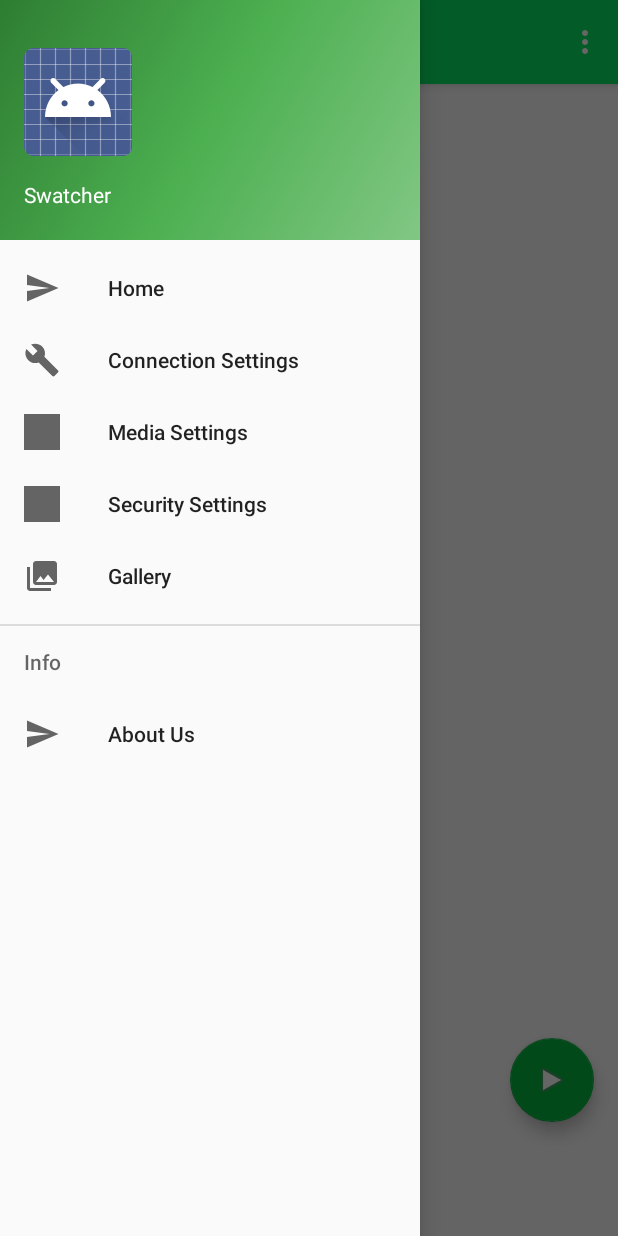
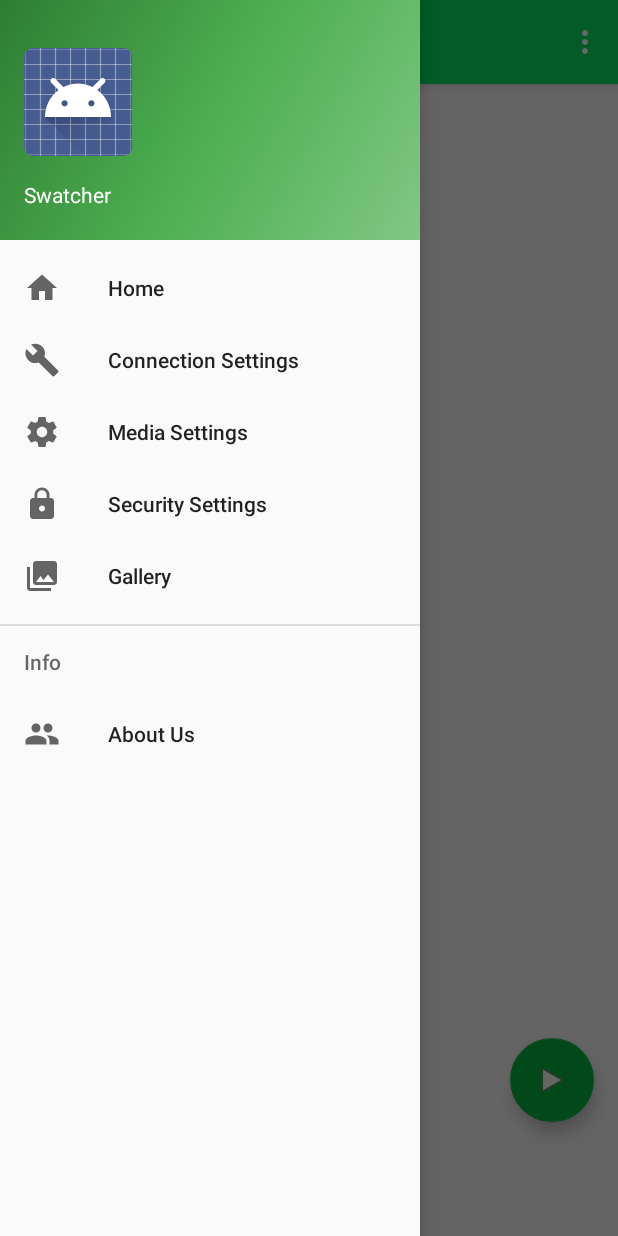
Before and after one commit to EnricoEmanuele/Swatcher, an Android app: the screen it shows after launch (MainActivity), with the side drawer open, on a phone screen of 412 x 824 dp. Run offline under Robolectric (Android 15) with nearby library versions, the phone set to English and light mode, and no system bars; 1 statement that could not run was skipped.

Commit message:
Change menu icons

```diff
--- a/app/src/main/res/drawable-v21/ic_menu_share.xml
+++ /dev/null
@@ -1,9 +0,0 @@
-<vector xmlns:android="http://schemas.android.com/apk/res/android"
-    android:width="24dp"
-    android:height="24dp"
-    android:viewportHeight="24.0"
-    android:viewportWidth="24.0">
-    <path
-        android:fillColor="#FF000000"
-        android:pathData="M18,16.08c-0.76,0 -1.44,0.3 -1.96,0.77L8.91,12.7c0.05,-0.23 0.09,-0.46 0.09,-0.7s-0.04,-0.47 -0.09,-0.7l7.05,-4.11c0.54,0.5 1.25,0.81 2.04,0.81 1.66,0 3,-1.34 3,-3s-1.34,-3 -3,-3 -3,1.34 -3,3c0,0.24 0.04,0.47 0.09,0.7L8.04,9.81C7.5,9.31 6.79,9 6,9c-1.66,0 -3,1.34 -3,3s1.34,3 3,3c0.79,0 1.5,-0.31 2.04,-0.81l7.12,4.16c-0.05,0.21 -0.08,0.43 -0.08,0.65 0,1.61 1.31,2.92 2.92,2.92 1.61,0 2.92,-1.31 2.92,-2.92s-1.31,-2.92 -2.92,-2.92z" />
-</vector>
--- a/app/src/main/res/drawable-v21/ic_menu_slideshow.xml
+++ /dev/null
@@ -1,9 +0,0 @@
-<vector xmlns:android="http://schemas.android.com/apk/res/android"
-    android:width="24dp"
-    android:height="24dp"
-    android:viewportHeight="24.0"
-    android:viewportWidth="24.0">
-    <path
-        android:fillColor="#FF000000"
-        android:pathData="M4,6H2v14c0,1.1 0.9,2 2,2h14v-2H4V6zm16,-4H8c-1.1,0 -2,0.9 -2,2v12c0,1.1 0.9,2 2,2h12c1.1,0 2,-0.9 2,-2V4c0,-1.1 -0.9,-2 -2,-2zm-8,12.5v-9l6,4.5 -6,4.5z" />
-</vector>
--- /dev/null
+++ b/app/src/main/res/drawable/ic_about.xml
@@ -0,0 +1,10 @@
+<?xml version="1.0" encoding="utf-8"?>
+<vector xmlns:android="http://schemas.android.com/apk/res/android"
+    android:viewportWidth="24"
+    android:viewportHeight="24"
+    android:width="48dp"
+    android:height="48dp">
+    <path
+        android:pathData="M16 11c1.66 0 2.99 -1.34 2.99 -3 0 -1.66 -1.33 -3 -2.99 -3 -1.66 0 -3 1.34 -3 3 0 1.66 1.34 3 3 3zM8 11C9.66 11 10.99 9.66 10.99 8 10.99 6.34 9.66 5 8 5 6.34 5 5 6.34 5 8c0 1.66 1.34 3 3 3zm0 2c-2.33 0 -7 1.17 -7 3.5l0 2.5 14 0 0 -2.5C15 14.17 10.33 13 8 13Zm8 0c-0.29 0 -0.62 0.02 -0.97 0.05 1.16 0.84 1.97 1.97 1.97 3.45l0 2.5 6 0 0 -2.5C23 14.17 18.33 13 16 13Z"
+        android:fillColor="#000000" />
+</vector>
--- /dev/null
+++ b/app/src/main/res/drawable/ic_home.xml
@@ -0,0 +1,10 @@
+<?xml version="1.0" encoding="utf-8"?>
+<vector xmlns:android="http://schemas.android.com/apk/res/android"
+    android:viewportWidth="24"
+    android:viewportHeight="24"
+    android:width="48dp"
+    android:height="48dp">
+    <path
+        android:pathData="M10 20l0 -6 4 0 0 6 5 0 0 -8 3 0 -10 -9 -10 9 3 0 0 8z"
+        android:fillColor="#000000" />
+</vector>
--- /dev/null
+++ b/app/src/main/res/drawable/ic_media_settings.xml
@@ -0,0 +1,10 @@
+<?xml version="1.0" encoding="utf-8"?>
+<vector xmlns:android="http://schemas.android.com/apk/res/android"
+    android:viewportWidth="24"
+    android:viewportHeight="24"
+    android:width="48dp"
+    android:height="48dp">
+    <path
+        android:pathData="M19.43 12.98c0.04 -0.32 0.07 -0.64 0.07 -0.98 0 -0.34 -0.03 -0.66 -0.07 -0.98l2.11 -1.65c0.19 -0.15 0.24 -0.42 0.12 -0.64l-2 -3.46C19.54 5.05 19.27 4.97 19.05 5.05l-2.49 1C16.04 5.65 15.48 5.32 14.87 5.07L14.49 2.42C14.46 2.18 14.25 2 14 2L10 2C9.75 2 9.54 2.18 9.51 2.42L9.13 5.07C8.52 5.32 7.96 5.66 7.44 6.05l-2.49 -1C4.72 4.96 4.46 5.05 4.34 5.27l-2 3.46C2.21 8.95 2.27 9.22 2.46 9.37l2.11 1.65C4.53 11.34 4.5 11.67 4.5 12c0 0.33 0.03 0.66 0.07 0.98l-2.11 1.65c-0.19 0.15 -0.24 0.42 -0.12 0.64l2 3.46c0.12 0.22 0.39 0.3 0.61 0.22l2.49 -1c0.52 0.4 1.08 0.73 1.69 0.98l0.38 2.65C9.54 21.82 9.75 22 10 22l4 0c0.25 0 0.46 -0.18 0.49 -0.42l0.38 -2.65c0.61 -0.25 1.17 -0.59 1.69 -0.98l2.49 1c0.23 0.09 0.49 0 0.61 -0.22l2 -3.46c0.12 -0.22 0.07 -0.49 -0.12 -0.64L19.43 12.98ZM12 15.5c-1.93 0 -3.5 -1.57 -3.5 -3.5 0 -1.93 1.57 -3.5 3.5 -3.5 1.93 0 3.5 1.57 3.5 3.5 0 1.93 -1.57 3.5 -3.5 3.5z"
+        android:fillColor="#000000" />
+</vector>
--- /dev/null
+++ b/app/src/main/res/drawable/ic_security_settings.xml
@@ -0,0 +1,10 @@
+<?xml version="1.0" encoding="utf-8"?>
+<vector xmlns:android="http://schemas.android.com/apk/res/android"
+android:viewportWidth="24"
+android:viewportHeight="24"
+android:width="24dp"
+android:height="24dp">
+<path
+    android:pathData="M18 8L17 8 17 6C17 3.24 14.76 1 12 1 9.24 1 7 3.24 7 6L7 8 6 8C4.9 8 4 8.9 4 10l0 10c0 1.1 0.9 2 2 2l12 0c1.1 0 2 -0.9 2 -2L20 10C20 8.9 19.1 8 18 8Zm-6 9c-1.1 0 -2 -0.9 -2 -2 0 -1.1 0.9 -2 2 -2 1.1 0 2 0.9 2 2 0 1.1 -0.9 2 -2 2zm3.1 -9l-6.2 0 0 -2c0 -1.71 1.39 -3.1 3.1 -3.1 1.71 0 3.1 1.39 3.1 3.1l0 2z"
+    android:fillColor="#000000" />
+</vector>
--- a/app/src/main/res/drawable/vector_drawable_lock.xml
+++ /dev/null
@@ -1,11 +0,0 @@
-<vector xmlns:android="http://schemas.android.com/apk/res/android"
-    android:viewportWidth="24.0"
-    android:viewportHeight="24.0"
-    android:width="24dp"
-    android:height="24dp">
-    <path android:pathData="M0 0h24v24H0z"
-        android:fillColor="#FF000000" />
-    <path
-        android:pathData="M18 8h-1V6c0-2.76-2.24-5-5-5S7 3.24 7 6v2H6c-1.1 0-2 .9-2 2v10c0 1.1.9 2 2 2h12c1.1 0 2-.9 2-2V10c0-1.1-.9-2-2-2zm-6 9c-1.1 0-2-.9-2-2s.9-2 2-2 2 .9 2 2-.9 2-2 2zm3.1-9H8.9V6c0-1.71 1.39-3.1 3.1-3.1 1.71 0 3.1 1.39 3.1 3.1v2z"
-        android:fillColor="#FF000000" />
-</vector>
--- a/app/src/main/res/menu/activity_main_drawer.xml
+++ b/app/src/main/res/menu/activity_main_drawer.xml
@@ -4,19 +4,19 @@
     <group android:checkableBehavior="single">
         <item
             android:id="@+id/home"
-            android:icon="@drawable/ic_menu_send"
+            android:icon="@drawable/ic_home"
             android:title="Home" />
         <item
             android:id="@+id/connection_settings"
-            android:icon="@drawable/ic_menu_manage"
+            android:icon="@drawable/ic_connection_settings"
             android:title="Connection Settings" />
         <item
             android:id="@+id/media_settings"
-            android:icon="@drawable/vector_drawable_lock"
+            android:icon="@drawable/ic_media_settings"
             android:title="Media Settings" />
         <item
             android:id="@+id/security_settings"
-            android:icon="@drawable/vector_drawable_lock"
+            android:icon="@drawable/ic_security_settings"
             android:title="Security Settings" />
         <item
             android:id="@+id/nav_gallery"
@@ -28,7 +28,7 @@
         <menu>
             <item
                 android:id="@+id/about"
-                android:icon="@drawable/ic_menu_send"
+                android:icon="@drawable/ic_about"
                 android:title="About Us" />
         </menu>
     </item>
```
Also changed, not shown: app/src/main/res/drawable-v21/ic_connection_settings.xml (renamed from app/src/main/res/drawable-v21/ic_menu_manage.xml).
